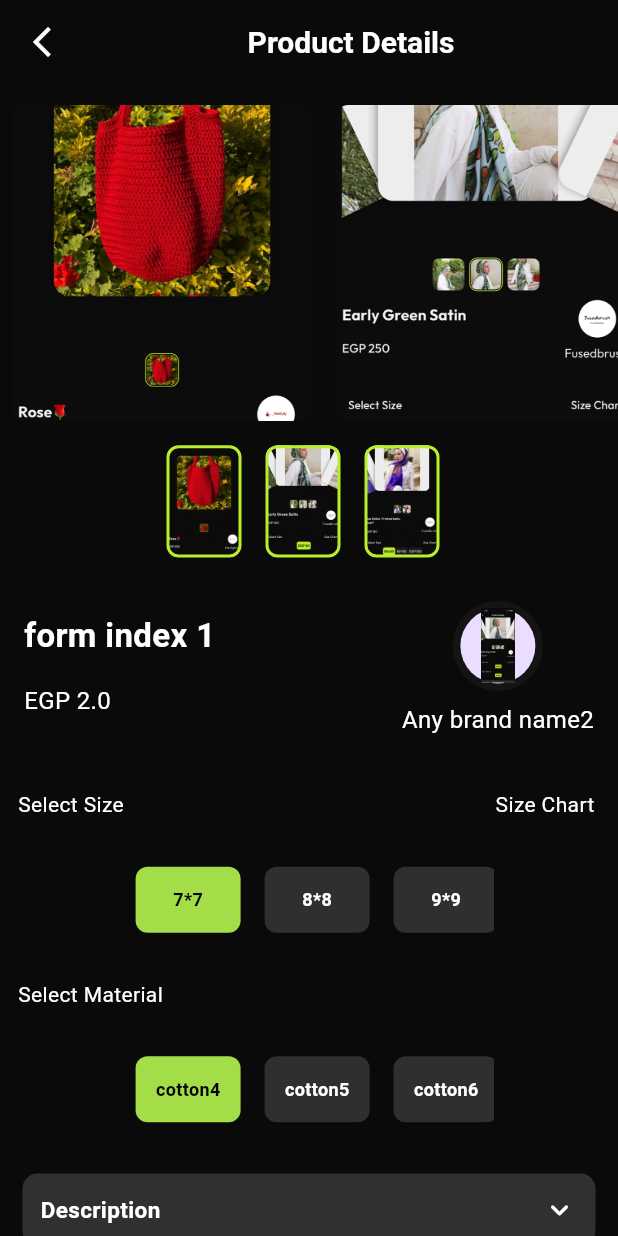
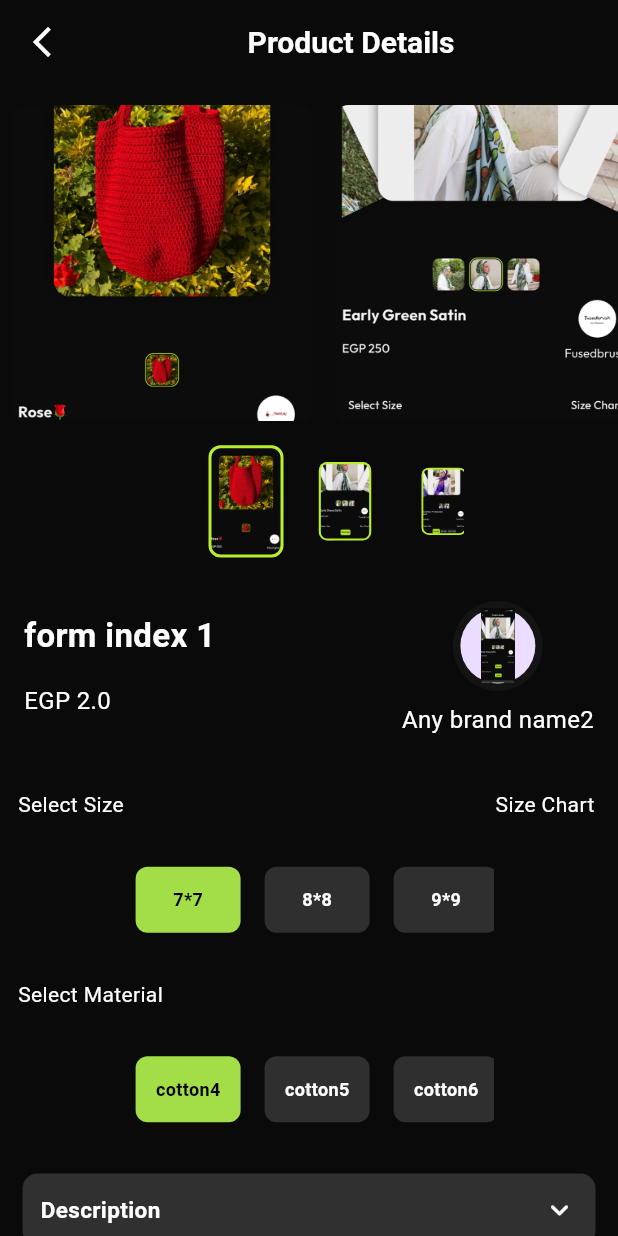
Before and after one commit to AmrAbdElHamed26/slash_internship, a Flutter app: the screen it shows after launch, on a phone screen of 412 x 824 dp. Run offline on Flutter 3.47's test engine with Material 3 defaults, Android fonts, the light colour scheme and no system bars; drawn by our look-alikes of scroll_snap_list; our stand-ins replace bloc, equatable, flutter_bloc, flutter_staggered_animations, get_it; missing offline and left inert: easy_image_viewer.

Commit message:
changes in pictures , rem : add to cart , local data base

```diff
--- a/lib/product_details_module/presentation_layer/components/product_images_scroll_view.dart
+++ b/lib/product_details_module/presentation_layer/components/product_images_scroll_view.dart
@@ -2,15 +2,17 @@ import 'package:easy_image_viewer/easy_image_viewer.dart';
 import 'package:flutter/cupertino.dart';
 import 'package:flutter/material.dart';
 import 'package:flutter_bloc/flutter_bloc.dart';
+import 'package:flutter_staggered_animations/flutter_staggered_animations.dart';
+import 'package:scroll_snap_list/scroll_snap_list.dart';
 import 'package:slash_task/product_details_module/presentation_layer/controller/product_details_bloc.dart';
 import 'package:slash_task/shared/enums.dart';
-import '../../../shared/dummy_product_deatils_data.dart';
 
 /// todo : change ui of the list view using Transform
 class ProductImagesScrollView extends StatelessWidget {
   ProductImagesScrollView({Key? key}) : super(key: key);
 
-  final ScrollController _scrollController = ScrollController(); // control the first list view from any action in second list view
+  final ScrollController _scrollController =
+      ScrollController(); // control the first list view from any action in second list view
 
   @override
   Widget build(BuildContext context) {
@@ -23,20 +25,23 @@ class ProductImagesScrollView extends StatelessWidget {
         padding: const EdgeInsets.symmetric(vertical: 6.0),
         child: BlocBuilder<ProductDetailsBloc, ProductDetailsState>(
           builder: (context, state) {
-    switch(state.productDetailsState){
-
+            switch (state.productDetailsState) {
               case RequestState.loading:
                 return CircularProgressIndicator();
               case RequestState.loaded:
                 return Column(
                   children: [
-          FirstListView(scrollController: _scrollController , images : state.currentProduct!.allImages),
-          SecondListView(widthScreen: widthScreen, scrollController: _scrollController, images : state.currentProduct!.allImages),
+                    FirstListView(
+                        scrollController: _scrollController,
+                        images: state.currentProduct!.allImages),
+                    SecondListView(
+                        widthScreen: widthScreen,
+                        scrollController: _scrollController,
+                        images: state.currentProduct!.allImages),
                   ],
                 );
               case RequestState.error:
                 return CircularProgressIndicator();
-
             }
           },
         ),
@@ -48,11 +53,13 @@ class ProductImagesScrollView extends StatelessWidget {
 class FirstListView extends StatelessWidget {
   const FirstListView({
     super.key,
-    required ScrollController scrollController, required this.images,
+    required ScrollController scrollController,
+    required this.images,
   }) : _scrollController = scrollController;
 
   final ScrollController _scrollController;
-  final List<String?>images  ;
+  final List<String?> images;
+
   @override
   Widget build(BuildContext context) {
     return Expanded(
@@ -62,19 +69,20 @@ class FirstListView extends StatelessWidget {
           Expanded(
             child: ListView.builder(
               controller: _scrollController,
-
               scrollDirection: Axis.horizontal,
-
               itemBuilder: (BuildContext context, int index) {
-                if (index <images.length) {
-                  return GestureDetector(
+                if (index < images.length) {
+                  return AnimationConfiguration.staggeredList(
+                      position: index,
+                      duration: const Duration(milliseconds: 1000),
+                      child: SlideAnimation(
+                        verticalOffset: 50.0,
+                        child: FadeInAnimation(
+                          child: GestureDetector(
                             onTap: () {
-
                               showImageViewer(
                                 context,
-                        Image
-                            .asset(images[index]!)
-                            .image,
+                                Image.asset(images[index]!).image,
                                 swipeDismissible: false,
                               );
                             },
@@ -83,16 +91,16 @@ class FirstListView extends StatelessWidget {
                               width: 200,
                               height: double.infinity,
                               decoration: BoxDecoration(
-
                                 borderRadius: BorderRadius.circular(8.0),
                                 image: DecorationImage(
-                          image: AssetImage(
-                              images[index]!),
+                                  image: AssetImage(images[index]!),
                                   fit: BoxFit.cover,
                                 ),
                               ),
                             ),
-                  );
+                          ),
+                        ),
+                      ));
                 } else {
                   return Container();
                 }
@@ -116,7 +124,7 @@ class SecondListView extends StatelessWidget {
 
   final double widthScreen;
   final ScrollController _scrollController;
-  final List<String?>images  ;
+  final List<String?> images;
 
   @override
   Widget build(BuildContext context) {
@@ -131,11 +139,15 @@ class SecondListView extends StatelessWidget {
             decoration: BoxDecoration(
               borderRadius: BorderRadius.circular(10),
             ),
-            child:ListView.builder(
+            child: ScrollSnapList(
               scrollDirection: Axis.horizontal,
               itemBuilder: (BuildContext context, int index) {
                 if (index < images.length) {
-                  return GestureDetector(
+                  return AnimationConfiguration.staggeredList(
+                    position: index,
+                    duration: const Duration(milliseconds: 1000),
+                    child: ScaleAnimation(
+                      child: GestureDetector(
                         onTap: () async {
                           _scrollController.animateTo(
                             index * 200,
@@ -159,14 +171,16 @@ class SecondListView extends StatelessWidget {
                             ),
                           ),
                         ),
+                      ),
+                    ),
                   );
                 } else {
                   return Container();
                 }
               },
-              itemCount:images.length,
+              itemCount: images.length, itemSize: 150, onItemFocus: (int) {  }, dynamicItemSize: true,
+
             ),
-
           ),
         ],
       ),
--- a/pubspec.yaml
+++ b/pubspec.yaml
@@ -39,6 +39,8 @@ dependencies:
   easy_image_viewer: ^1.3.2
   flutter_bloc: ^8.1.3
   get_it: ^7.6.4
+  flutter_staggered_animations: ^1.1.1
+  scroll_snap_list: ^0.9.1
 
 dev_dependencies:
   flutter_test:
```
Also changed, not shown: pubspec.lock. Lines whose indentation alone changed are shown as unchanged.
